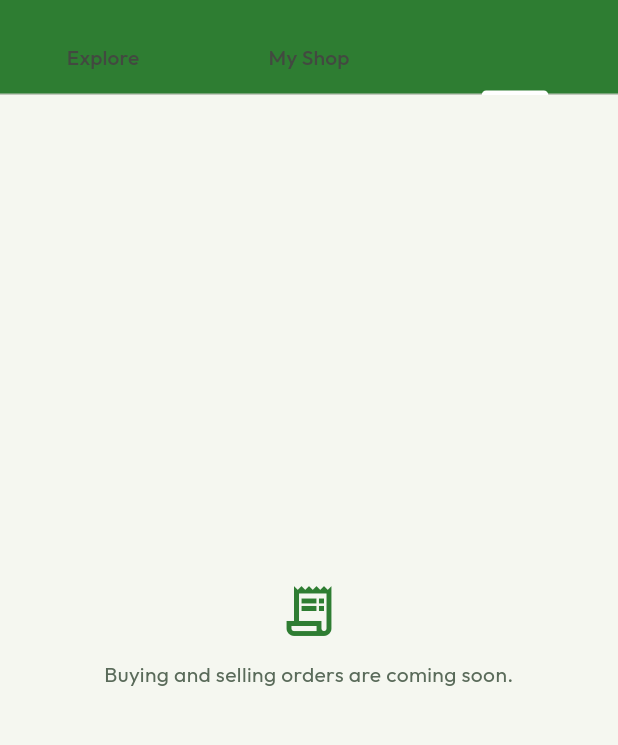
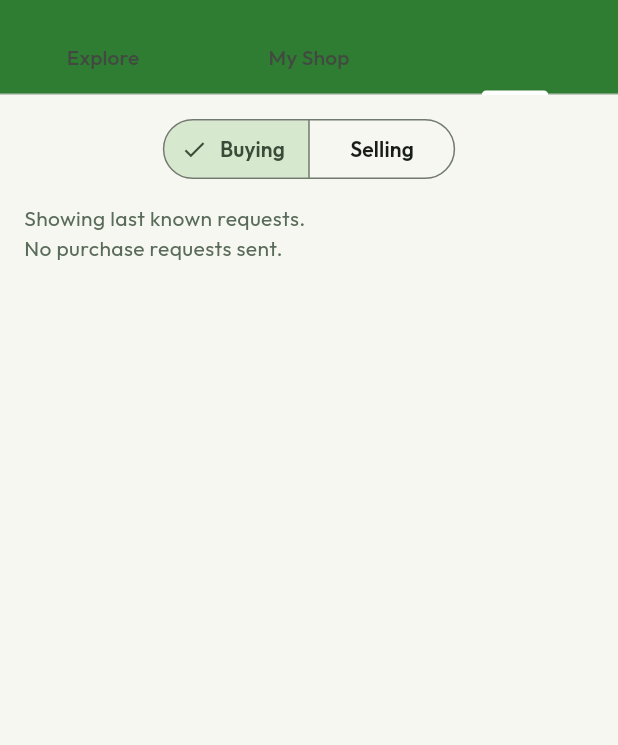
Before and after one commit to Nuwantha97/farm-app, a Flutter app: the MarketScreen screen opened directly, tab 3 chosen, on a phone screen of 412 x 824 dp, the part 61-806 px from its top. Run offline on Flutter 3.47's test engine with Material 3 defaults, Android fonts, the phone set to English and light mode, and no system bars; our stand-ins replace cloud_firestore, connectivity_plus, firebase_auth, firebase_core, flutter_secure_storage, google_fonts and 4 more; accounts and stored records are empty; generated files the repository leaves out were written again.

Commit message:
feat: implement order request functionality with buyer-seller interaction and Firestore integration

```diff
--- /dev/null
+++ b/lib/features/market/screens/market_orders_screen.dart
@@ -0,0 +1,97 @@
+import 'package:material_ui/material_ui.dart';
+
+import '../models/listing_values.dart';
+import '../services/market_firestore.dart';
+
+class MarketOrdersScreen extends StatefulWidget {
+  const MarketOrdersScreen({super.key, required this.firebaseUid});
+
+  final String firebaseUid;
+
+  @override
+  State<MarketOrdersScreen> createState() => _MarketOrdersScreenState();
+}
+
+class _MarketOrdersScreenState extends State<MarketOrdersScreen> {
+  late final _market = MarketFirestore(widget.firebaseUid);
+  late var _orders = _market
+      .orders(selling: false)
+      .snapshots(includeMetadataChanges: true);
+  bool _selling = false;
+
+  void _select(bool selling) {
+    setState(() {
+      _selling = selling;
+      _orders = _market
+          .orders(selling: selling)
+          .snapshots(includeMetadataChanges: true);
+    });
+  }
+
+  @override
+  Widget build(BuildContext context) => Column(
+    children: [
+      Padding(
+        padding: const EdgeInsets.all(12),
+        child: SegmentedButton<bool>(
+          segments: const [
+            ButtonSegment(value: false, label: Text('Buying')),
+            ButtonSegment(value: true, label: Text('Selling')),
+          ],
+          selected: {_selling},
+          onSelectionChanged: (selection) => _select(selection.single),
+        ),
+      ),
+      Expanded(
+        child: StreamBuilder(
+          key: ValueKey(_selling),
+          stream: _orders,
+          builder: (context, snapshot) {
+            if (snapshot.hasError) {
+              return Center(
+                child: TextButton(
+                  onPressed: () => _select(_selling),
+                  child: const Text('Could not load requests. Retry'),
+                ),
+              );
+            }
+            final orders = snapshot.data?.docs;
+            if (orders == null) {
+              return const Center(child: CircularProgressIndicator());
+            }
+            return ListView(
+              padding: const EdgeInsets.symmetric(horizontal: 16),
+              children: [
+                if (snapshot.data!.metadata.isFromCache)
+                  const Text('Showing last known requests.'),
+                if (orders.isEmpty)
+                  Text(
+                    _selling
+                        ? 'No purchase requests received.'
+                        : 'No purchase requests sent.',
+                  ),
+                for (final order in orders) _orderTile(order.data()),
+              ],
+            );
+          },
+        ),
+      ),
+    ],
+  );
+
+  Widget _orderTile(Map<String, dynamic> data) {
+    final unit = data['unit'] as String? ?? '';
+    final total = data['totalCents'];
+    final status = data['status'] as String?;
+    return ListTile(
+      title: Text(data['produceName'] as String? ?? 'Produce request'),
+      subtitle: Text(
+        [
+          if (total is int)
+            '${listingInput(data['quantity'], unit == 'kg' ? 3 : 0)} $unit · ${formatMarketMoney(total)}',
+          status == 'requested' ? 'Awaiting seller confirmation' : status ?? '',
+        ].join('\n'),
+      ),
+    );
+  }
+}
--- a/lib/features/market/screens/market_screen.dart
+++ b/lib/features/market/screens/market_screen.dart
@@ -3,6 +3,7 @@ import 'package:provider/provider.dart';
 
 import '../../auth/providers/auth_provider.dart';
 import 'market_explore_screen.dart';
+import 'market_orders_screen.dart';
 import 'my_shop_screen.dart';
 
 class MarketScreen extends StatelessWidget {
@@ -48,34 +49,7 @@ class MarketScreen extends StatelessWidget {
           children: [
             MarketExploreScreen(firebaseUid: firebaseUid),
             MyShopScreen(firebaseUid: firebaseUid),
-            const _MarketNotice(
-              Icons.receipt_long_outlined,
-              'Buying and selling orders are coming soon.',
-            ),
-          ],
-        ),
-      ),
-    );
-  }
-}
-
-class _MarketNotice extends StatelessWidget {
-  const _MarketNotice(this.icon, this.message);
-
-  final IconData icon;
-  final String message;
-
-  @override
-  Widget build(BuildContext context) {
-    return Center(
-      child: Padding(
-        padding: const EdgeInsets.all(24),
-        child: Column(
-          mainAxisSize: MainAxisSize.min,
-          children: [
-            Icon(icon, size: 40, color: Theme.of(context).colorScheme.primary),
-            const SizedBox(height: 12),
-            Text(message, textAlign: TextAlign.center),
+            MarketOrdersScreen(firebaseUid: firebaseUid),
           ],
         ),
       ),
--- a/lib/features/market/services/market_draft_store.dart
+++ b/lib/features/market/services/market_draft_store.dart
@@ -2,7 +2,7 @@ import 'dart:convert';
 
 import '../../../core/services/hive_service.dart';
 
-enum MarketDraftType { profile, listing }
+enum MarketDraftType { profile, listing, orderRequest }
 
 /// Unpublished edits stay local and are identified by their Firebase account.
 class MarketDraftStore {
```
Also changed, not shown: lib/features/market/models/listing_values.dart (+13 -0 lines), lib/features/market/screens/market_farmer_screen.dart (+35 -0 lines), lib/features/market/screens/market_request_dialog.dart (added, +155 -0 lines), lib/features/market/services/market_firestore.dart (+67 -0 lines), 4 other files.
